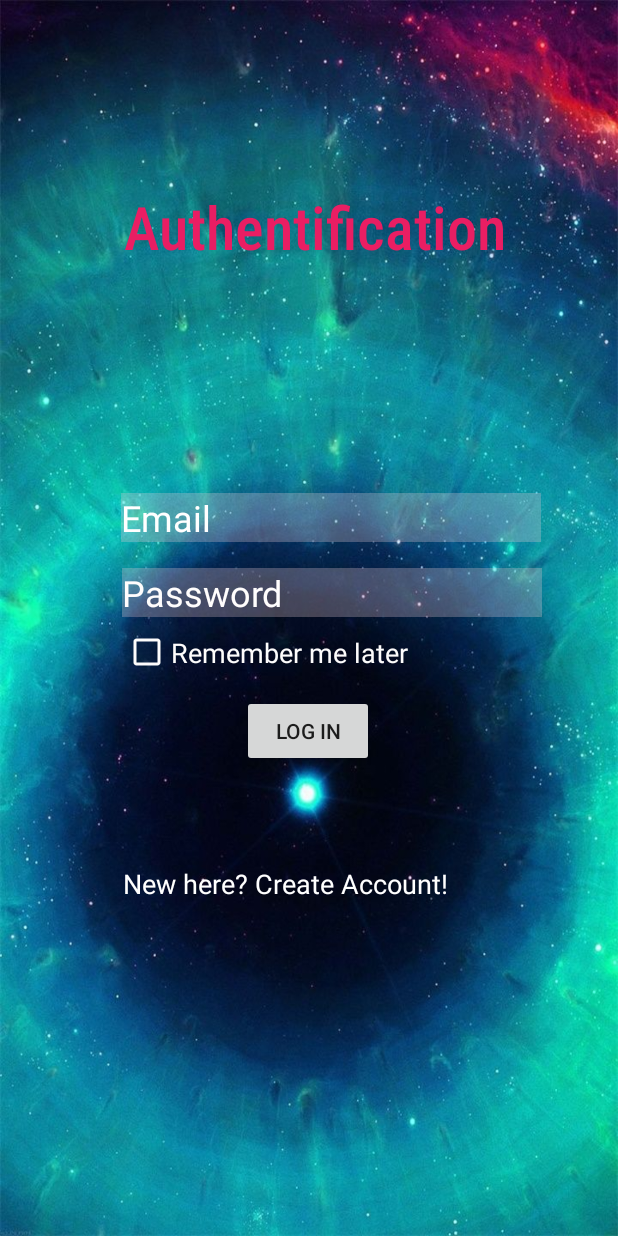
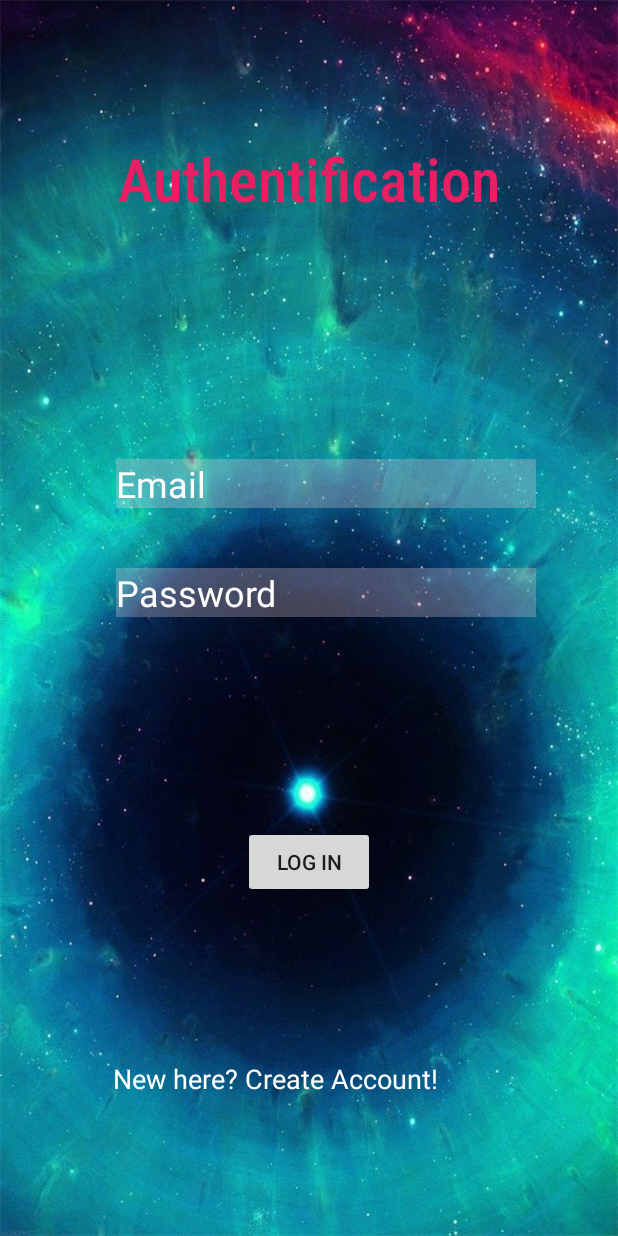
Before and after one commit to alexmasala/DAM-Project, an Android app: the screen it shows after launch (LoginActivity), on a phone screen of 412 x 824 dp. Run offline under Robolectric (Android 15) with nearby library versions, the phone set to English and light mode, and no system bars; our stand-ins replace Firebase (no records; nobody signed in at launch, a user with empty details on screens opened directly); 1 statement that could not run was skipped.

Commit message:
Cosmetic appearance

```diff
--- a/app/src/main/java/ro/ase/proiect_draft/AddExamActivity.java
+++ b/app/src/main/java/ro/ase/proiect_draft/AddExamActivity.java
@@ -131,7 +131,7 @@ public class AddExamActivity extends AppCompatActivity {
                         String ora = etoraSustinere.getText().toString();
                         Date data = new Date(etdataSustinere.getText().toString());
                         int numarCrdite = Integer.parseInt(etnrCredite.getText().toString());
-                        int durata = Integer.parseInt(etdataSustinere.getText().toString());
+                        int durata = Integer.parseInt(etdurataExamen.getText().toString());
                         String tip = spinner.getSelectedItem().toString().toUpperCase();
 
 
--- a/app/src/main/java/ro/ase/proiect_draft/JournalNote.java
+++ b/app/src/main/java/ro/ase/proiect_draft/JournalNote.java
@@ -1,4 +1,6 @@
 package ro.ase.proiect_draft;
+
+import android.os.Parcelable;
 
 import java.io.Serializable;
 import java.util.Date;
--- a/app/src/main/java/ro/ase/proiect_draft/LoginActivity.java
+++ b/app/src/main/java/ro/ase/proiect_draft/LoginActivity.java
@@ -54,17 +54,17 @@ public class LoginActivity extends AppCompatActivity {
         //Autentificare utilizator
 
         //Cand aplicatia se deschide va cauta fisierul sharedpreferances
-        SharedPreferences shp = getSharedPreferences( " checkbox", MODE_PRIVATE);
-        String checkbox = shp.getString("remember", "");
-
-        if(checkbox.equals("true")){
-
-            Intent intent = new Intent(LoginActivity.this, MainActivity.class);
-            startActivity(intent);
-        }else if(checkbox.equals("false")){
-
-            Toast.makeText(this, "Please log in", Toast.LENGTH_SHORT).show();
-        }
+//        SharedPreferences shp = getSharedPreferences( " checkbox", MODE_PRIVATE);
+//        String checkbox = shp.getString("remember", "");
+//
+//        if(checkbox.equals("true")){
+//
+//            Intent intent = new Intent(LoginActivity.this, MainActivity.class);
+//            startActivity(intent);
+//        }else if(checkbox.equals("false")){
+//
+//            Toast.makeText(this, "Please log in", Toast.LENGTH_SHORT).show();
+//        }
 
 
 
@@ -76,27 +76,27 @@ public class LoginActivity extends AppCompatActivity {
             }
         });
 
-        rememberMe.setOnCheckedChangeListener(new CompoundButton.OnCheckedChangeListener() {
-            @Override
-            public void onCheckedChanged(CompoundButton compoundButton, boolean isChecked) {
-                if( compoundButton.isChecked()){
-
-                    SharedPreferences shp= getSharedPreferences("checkbox", MODE_PRIVATE);
-                    SharedPreferences.Editor editor = shp.edit();
-                    editor.putString("rememberMe", "true");
-                    editor.apply();
-                    Toast.makeText(LoginActivity.this, "Checked", Toast.LENGTH_SHORT).show();
-
-                } else if( !compoundButton.isChecked()){
-
-                    SharedPreferences shp= getSharedPreferences("checkbox", MODE_PRIVATE);
-                    SharedPreferences.Editor editor = shp.edit();
-                    editor.putString("rememberMe", "false");
-                    editor.apply();
-                    Toast.makeText(LoginActivity.this, "Unchecked", Toast.LENGTH_SHORT).show();
-                }
-            }
-        });
+//        rememberMe.setOnCheckedChangeListener(new CompoundButton.OnCheckedChangeListener() {
+//            @Override
+//            public void onCheckedChanged(CompoundButton compoundButton, boolean isChecked) {
+//                if( compoundButton.isChecked()){
+//
+//                    SharedPreferences shp= getSharedPreferences("checkbox", MODE_PRIVATE);
+//                    SharedPreferences.Editor editor = shp.edit();
+//                    editor.putString("rememberMe", "true");
+//                    editor.apply();
+//                    Toast.makeText(LoginActivity.this, "Checked", Toast.LENGTH_SHORT).show();
+//
+//                } else if( !compoundButton.isChecked()){
+//
+//                    SharedPreferences shp= getSharedPreferences("checkbox", MODE_PRIVATE);
+//                    SharedPreferences.Editor editor = shp.edit();
+//                    editor.putString("rememberMe", "false");
+//                    editor.apply();
+//                    Toast.makeText(LoginActivity.this, "Unchecked", Toast.LENGTH_SHORT).show();
+//                }
+//            }
+//        });
 
         newHere.setOnClickListener(new View.OnClickListener() {
             @Override
--- a/app/src/main/java/ro/ase/proiect_draft/SyllabusAdapter.java
+++ b/app/src/main/java/ro/ase/proiect_draft/SyllabusAdapter.java
@@ -20,7 +20,8 @@ public class SyllabusAdapter extends ArrayAdapter<Syllabus> {
     private LayoutInflater layoutInflater;
 
 
-    public SyllabusAdapter(@NonNull Context context, int resource, List<Syllabus> syllabusList, LayoutInflater layoutInflater) {
+    public SyllabusAdapter(@NonNull Context context, int resource,
+                           List<Syllabus> syllabusList, LayoutInflater layoutInflater) {
         super(context, resource, syllabusList);
         this.context = context;
         this.resource = resource;
--- a/app/src/main/java/ro/ase/proiect_draft/database/ExamDao.java
+++ b/app/src/main/java/ro/ase/proiect_draft/database/ExamDao.java
@@ -28,9 +28,11 @@ public interface ExamDao {
 
     @Query("Delete from examene")
     int deleteAll();
+
     @Query("select * from examene where tipExam=:tipExam")
     List<Exam> getAllByCategory(String tipExam);
     @Update
+
     int update(Exam exam);
     @Query("Delete from examene where id = :id1")
     void deleteWhere(long id1);
--- a/app/src/main/res/layout/activity_login.xml
+++ b/app/src/main/res/layout/activity_login.xml
@@ -11,8 +11,7 @@
         android:id="@+id/password3"
         android:layout_width="wrap_content"
         android:layout_height="wrap_content"
-        android:layout_marginTop="16dp"
-        android:layout_marginEnd="8dp"
+        android:layout_marginTop="40dp"
         android:background="#4AE6CBD5"
         android:ems="10"
         android:hint="Password"
@@ -20,35 +19,30 @@
         android:textColor="#FFFFFF"
         android:textColorHint="#FFFDFD"
         android:textSize="24sp"
-        app:layout_constraintBottom_toTopOf="@+id/btnLogIn"
         app:layout_constraintEnd_toEndOf="parent"
-        app:layout_constraintHorizontal_bias="0.656"
+        app:layout_constraintHorizontal_bias="0.586"
         app:layout_constraintStart_toStartOf="parent"
-        app:layout_constraintTop_toBottomOf="@+id/email3"
-        app:layout_constraintVertical_bias="0.027" />
+        app:layout_constraintTop_toBottomOf="@+id/email3" />
+
 
     <TextView
         android:id="@+id/authentification3"
         android:layout_width="wrap_content"
         android:layout_height="wrap_content"
-        android:layout_marginTop="124dp"
+        android:layout_marginTop="92dp"
         android:fontFamily="sans-serif-condensed-medium"
         android:text="Authentification"
         android:textColor="#E91E63"
         android:textSize="40dp"
-        app:layout_constraintBottom_toTopOf="@+id/email3"
         app:layout_constraintEnd_toEndOf="parent"
-        app:layout_constraintHorizontal_bias="0.525"
         app:layout_constraintStart_toStartOf="parent"
-        app:layout_constraintTop_toTopOf="parent"
-        app:layout_constraintVertical_bias="0.0" />
+        app:layout_constraintTop_toTopOf="parent" />
 
     <EditText
         android:id="@+id/email3"
         android:layout_width="wrap_content"
         android:layout_height="wrap_content"
-        android:layout_marginTop="245dp"
-        android:layout_marginBottom="215dp"
+        android:layout_marginTop="160dp"
         android:background="#4AE6CBD5"
         android:ems="10"
         android:hint="Email"
@@ -56,59 +50,31 @@
         android:textColor="#FFFDFD"
         android:textColorHint="#FFFFFF"
         android:textSize="24sp"
-        app:layout_constraintBottom_toTopOf="@+id/newHere"
         app:layout_constraintEnd_toEndOf="parent"
-        app:layout_constraintHorizontal_bias="0.609"
+        app:layout_constraintHorizontal_bias="0.586"
         app:layout_constraintStart_toStartOf="parent"
-        app:layout_constraintTop_toTopOf="parent"
-        app:layout_constraintVertical_bias="1.0" />
+        app:layout_constraintTop_toBottomOf="@+id/authentification3" />
 
     <TextView
         android:id="@+id/newHere"
         android:layout_width="261dp"
         android:layout_height="37dp"
-        android:layout_marginStart="53dp"
-        android:layout_marginEnd="53dp"
-        android:layout_marginBottom="210dp"
+        android:layout_marginBottom="80dp"
         android:text="@string/new_here_create_account"
         android:textColor="#FFFFFF"
         android:textSize="18dp"
         app:layout_constraintBottom_toBottomOf="parent"
         app:layout_constraintEnd_toEndOf="parent"
-        app:layout_constraintHorizontal_bias="0.659"
-        app:layout_constraintStart_toStartOf="parent"
-        app:layout_constraintTop_toBottomOf="@+id/btnLogIn"
-        app:layout_constraintVertical_bias="1.0" />
-
-    <CheckBox
-        android:id="@+id/chbRemember"
-        android:layout_width="277dp"
-        android:layout_height="35dp"
-        android:backgroundTint="#FBF6F6"
-        android:buttonTint="#FDFCFC"
-        android:text="Remember me later"
-        android:textColor="#FDFCFC"
-        android:textColorHighlight="#FDFCFC"
-        android:textColorHint="#FDFCFC"
-        android:textColorLink="#FDFCFC"
-        android:textSize="18sp"
-        app:layout_constraintBottom_toTopOf="@+id/btnLogIn"
-        app:layout_constraintEnd_toEndOf="parent"
-        app:layout_constraintHorizontal_bias="0.611"
-        app:layout_constraintStart_toStartOf="parent"
-        app:layout_constraintTop_toBottomOf="@+id/password3"
-        app:layout_constraintVertical_bias="0.348" />
+        app:layout_constraintStart_toStartOf="parent" />
 
     <Button
         android:id="@+id/btnLogIn"
         android:layout_width="wrap_content"
         android:layout_height="wrap_content"
+        android:layout_marginBottom="108dp"
         android:text="Log In"
-        app:layout_constraintBottom_toBottomOf="parent"
+        app:layout_constraintBottom_toTopOf="@+id/newHere"
         app:layout_constraintEnd_toEndOf="parent"
-        app:layout_constraintHorizontal_bias="0.498"
-        app:layout_constraintStart_toStartOf="parent"
-        app:layout_constraintTop_toTopOf="parent"
-        app:layout_constraintVertical_bias="0.597" />
+        app:layout_constraintStart_toStartOf="parent" />
 
 </androidx.constraintlayout.widget.ConstraintLayout>
```
